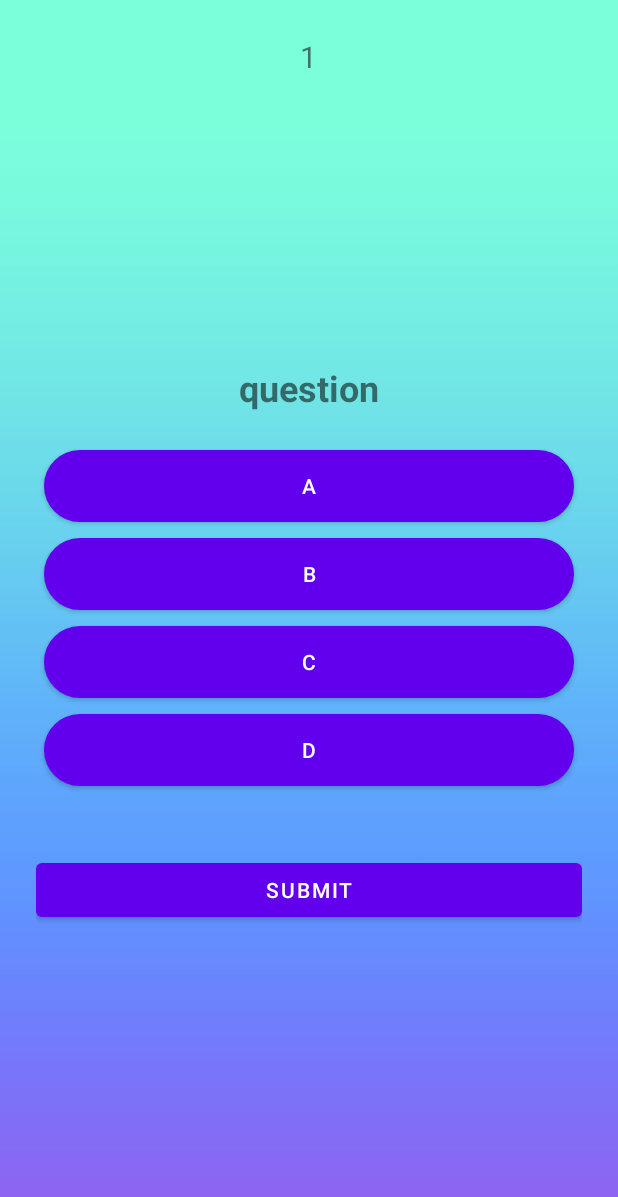
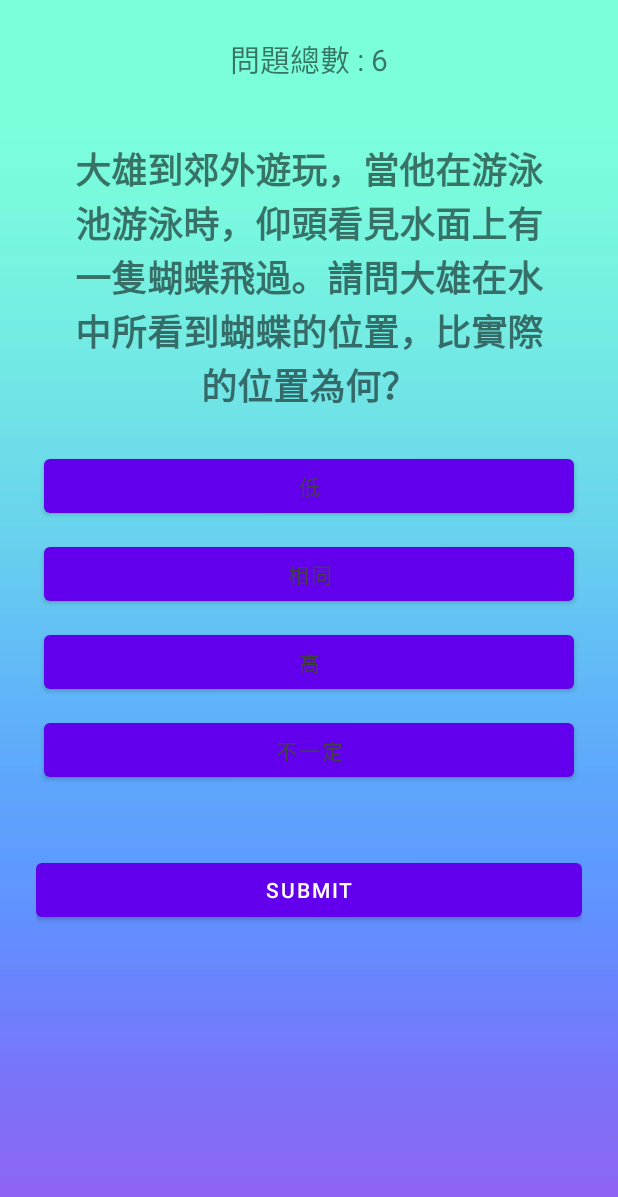
Before and after one commit to jay1018t/3D061, an Android app: the screen it shows after launch (Button3page), after a tap on "考考你", on a phone screen of 412 x 824 dp. Shown: the top 1197 px of the screen. Run offline under Robolectric (Android 15) with nearby library versions, the phone set to English and light mode, and no system bars.

Commit message:
finish quiz page

```diff
--- a/app/src/main/java/com/example/a3d06/Button3page.java
+++ b/app/src/main/java/com/example/a3d06/Button3page.java
@@ -1,14 +1,119 @@
 package com.example.a3d06;
 
 import androidx.appcompat.app.AppCompatActivity;
+import androidx.lifecycle.ViewModelStore;
 
+import android.app.AlertDialog;
+import android.graphics.Color;
 import android.os.Bundle;
+import android.view.View;
+import android.widget.Button;
+import android.widget.TextView;
 
-public class Button3page extends AppCompatActivity {
+public class Button3page extends AppCompatActivity implements View.OnClickListener{
+
+    TextView totalQuestionsTextView;
+    TextView questionTextView;
+    Button ansA,ansB,ansC,ansD;
+    Button submitBtn;
+
+    int score=0;
+    int totalQuestion = QuestionAnswer.question.length;
+    int currentQuestionIndex = 0;
+    String selectedAnswer = "";
+
+
+
 
     @Override
     protected void onCreate(Bundle savedInstanceState) {
         super.onCreate(savedInstanceState);
         setContentView(R.layout.activity_button3page);
+
+        totalQuestionsTextView = findViewById(R.id.Total_Questions);
+        questionTextView = findViewById(R.id.question);
+        ansA = findViewById(R.id.ans_A);
+        ansB = findViewById(R.id.ans_B);
+        ansC = findViewById(R.id.ans_C);
+        ansD = findViewById(R.id.ans_D);
+        submitBtn = findViewById(R.id.submit_btn);
+
+        ansA.setOnClickListener(this);
+        ansB.setOnClickListener(this);
+        ansC.setOnClickListener(this);
+        ansD.setOnClickListener(this);
+        submitBtn.setOnClickListener(this);
+
+        totalQuestionsTextView.setText("問題總數 : "+totalQuestion);
+
+        loadNewQuestions();
     }
+
+    @Override
+    public void onClick(View view) {
+
+        ansA.setBackgroundColor(Color.WHITE);
+        ansB.setBackgroundColor(Color.WHITE);
+        ansC.setBackgroundColor(Color.WHITE);
+        ansD.setBackgroundColor(Color.WHITE);
+
+
+
+        Button clickedButton = (Button) view;
+        if(clickedButton.getId()==R.id.submit_btn){
+
+            if(selectedAnswer.equals(QuestionAnswer.correctAnswers[currentQuestionIndex])){
+                score++;
+            }
+            currentQuestionIndex++;
+            loadNewQuestions();
+
+        }else{
+            //單擊選擇按鈕
+            selectedAnswer = clickedButton.getText().toString();
+            clickedButton.setBackgroundColor(Color.MAGENTA);
+        }
+
+    }
+
+    void loadNewQuestions(){
+
+        if(currentQuestionIndex == totalQuestion){
+            finishQuiz();
+            return;
+        }
+
+
+        questionTextView.setText(QuestionAnswer.question[currentQuestionIndex]);
+        ansA.setText(QuestionAnswer.choices[currentQuestionIndex][0]);
+        ansB.setText(QuestionAnswer.choices[currentQuestionIndex][1]);
+        ansC.setText(QuestionAnswer.choices[currentQuestionIndex][2]);
+        ansD.setText(QuestionAnswer.choices[currentQuestionIndex][3]);
+    }
+
+    void finishQuiz(){
+        String passStatus = "";
+        if(score >= totalQuestion*0.50){
+            passStatus = "Is Passed Good bro";
+
+        }else{
+            passStatus = "Failed eat my shit";
+        }
+
+        new AlertDialog.Builder(this)
+                .setTitle(passStatus)
+                .setMessage("得分是 "+ score+" / "+ totalQuestion)
+                .setPositiveButton("Restart",(dialogInterface, i) -> restartQuiz())
+                .setCancelable(false)
+                .show();
+
+    }
+
+    void restartQuiz(){
+        score = 0;
+        currentQuestionIndex = 0;
+        loadNewQuestions();
+    }
+
+
 }
--- a/app/src/main/java/com/example/a3d06/QuestionAnswer.java
+++ b/app/src/main/java/com/example/a3d06/QuestionAnswer.java
@@ -3,12 +3,34 @@ package com.example.a3d06;
 public class QuestionAnswer {
 
     public static String question[] ={
+            "大雄到郊外遊玩，當他在游泳池游泳時，仰頭看見水面上有一隻蝴蝶飛過。請問大雄在水中所看到蝴蝶的位置，比實際的位置為何？",
+            "將水注入水盆內，則盆底看來好像",
+            "人可以在水面上看到自己的影像，下列有關這影像性質的敘述，何者正確？",
+            "下列光的現象中，不屬於光的直線傳播的是",
+            "在游泳池潛水的阿冠，看到一根豎直標竿高度要比標竿實際高度如何？",
+            "當一入射光線由空氣斜射入玻璃內，光線將產生偏折，試問其原因為何？",
+
+
+
 
     };
     public static String choices[][] ={
+            {"低","相同","高","不一定","要視海水的溫度而定"},
+            {"降低","上升","高","不變","不一定"},
+            {"是倒立的實像","是倒立的虛像","是正立的實像","是正立的虛像"},
+            {"影子","日、月食","針孔成像","海市蜃樓"},
+            {"一樣高","高一些","低一些","無法判斷"},
+            {"光在空氣與玻璃中的行進速率不同","光在空氣與玻璃中的頻率不同","光在空氣與玻璃中的顏色不同","光在空氣與玻璃中的停留時間不同"}
+
 
     };
     public static String correctAnswers[] ={
+            "高",
+            "上升",
+            "是正立的虛像",
+            "海市蜃樓",
+            "高一些",
+            "光在空氣與玻璃中的行進速率不同",
 
     };
 
--- a/app/src/main/res/layout/activity_button3page.xml
+++ b/app/src/main/res/layout/activity_button3page.xml
@@ -10,7 +10,7 @@
     <TextView
         android:layout_width="wrap_content"
         android:layout_height="wrap_content"
-        android:id="@+id/quiz_title"
+        android:id="@+id/Total_Questions"
         android:text="1"
         android:layout_centerHorizontal="true"
         android:textSize="20dp"/>
@@ -37,34 +37,34 @@
         android:orientation="vertical">
 
         <Button
-            android:id="@+id/A"
+            android:id="@+id/ans_A"
             android:layout_width="match_parent"
             android:layout_height="wrap_content"
             android:layout_margin="5dp"
-            android:background="@drawable/btn_1"
+            android:textColor="@color/cardview_dark_background"
             android:text="A" />
 
         <Button
-            android:id="@+id/B"
+            android:id="@+id/ans_B"
             android:layout_width="match_parent"
             android:layout_height="wrap_content"
-            android:background="@drawable/btn_1"
             android:layout_margin="5dp"
+            android:textColor="@color/cardview_dark_background"
             android:text="B" />
 
         <Button
-            android:id="@+id/C"
+            android:id="@+id/ans_C"
             android:layout_width="match_parent"
             android:layout_height="wrap_content"
-            android:background="@drawable/btn_1"
+            android:textColor="@color/cardview_dark_background"
             android:layout_margin="5dp"
             android:text="C" />
 
         <Button
-            android:id="@+id/D"
+            android:id="@+id/ans_D"
             android:layout_width="match_parent"
             android:layout_height="wrap_content"
-            android:background="@drawable/btn_1"
+            android:textColor="@color/cardview_dark_background"
             android:layout_margin="5dp"
             android:text="D" />
 
```
